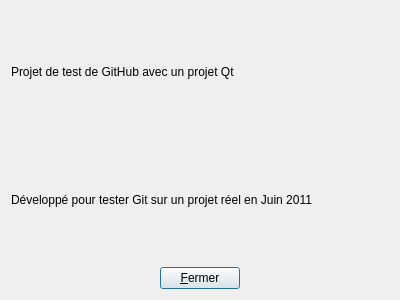
Before: the Qt Designer form dialogabout.ui in PyrosBrother/TestDuMac, drawn with Qt 5.
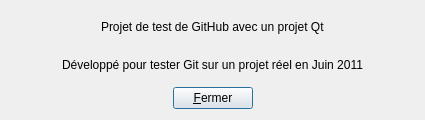
After: the same form once the commit is applied.

Commit message: Centrage des textes dans QDialogAbout

```diff
--- a/dialogabout.ui
+++ b/dialogabout.ui
@@ -6,8 +6,8 @@
    <rect>
     <x>0</x>
     <y>0</y>
-    <width>400</width>
-    <height>300</height>
+    <width>425</width>
+    <height>120</height>
    </rect>
   </property>
   <property name="windowTitle">
@@ -15,6 +15,21 @@
   </property>
   <layout class="QVBoxLayout" name="verticalLayout">
    <item>
+    <layout class="QHBoxLayout" name="horizontalLayout_4">
+     <item>
+      <spacer name="horizontalSpacer_5">
+       <property name="orientation">
+        <enum>Qt::Horizontal</enum>
+       </property>
+       <property name="sizeHint" stdset="0">
+        <size>
+         <width>40</width>
+         <height>20</height>
+        </size>
+       </property>
+      </spacer>
+     </item>
+     <item>
     <widget class="QLabel" name="label">
      <property name="text">
       <string>Projet de test de GitHub avec un projet Qt</string>
@@ -22,11 +37,56 @@
     </widget>
    </item>
    <item>
+      <spacer name="horizontalSpacer_6">
+       <property name="orientation">
+        <enum>Qt::Horizontal</enum>
+       </property>
+       <property name="sizeHint" stdset="0">
+        <size>
+         <width>40</width>
+         <height>20</height>
+        </size>
+       </property>
+      </spacer>
+     </item>
+    </layout>
+   </item>
+   <item>
+    <layout class="QHBoxLayout" name="horizontalLayout_3">
+     <item>
+      <spacer name="horizontalSpacer_3">
+       <property name="orientation">
+        <enum>Qt::Horizontal</enum>
+       </property>
+       <property name="sizeHint" stdset="0">
+        <size>
+         <width>40</width>
+         <height>20</height>
+        </size>
+       </property>
+      </spacer>
+     </item>
+     <item>
     <widget class="QLabel" name="label_2">
      <property name="text">
       <string>Développé pour tester Git sur un projet réel en Juin 2011</string>
      </property>
     </widget>
+     </item>
+     <item>
+      <spacer name="horizontalSpacer_4">
+       <property name="orientation">
+        <enum>Qt::Horizontal</enum>
+       </property>
+       <property name="sizeHint" stdset="0">
+        <size>
+         <width>40</width>
+         <height>20</height>
+        </size>
+       </property>
+      </spacer>
+     </item>
+    </layout>
    </item>
    <item>
     <layout class="QHBoxLayout" name="horizontalLayout">
```
Lines whose indentation alone changed are shown as unchanged.
